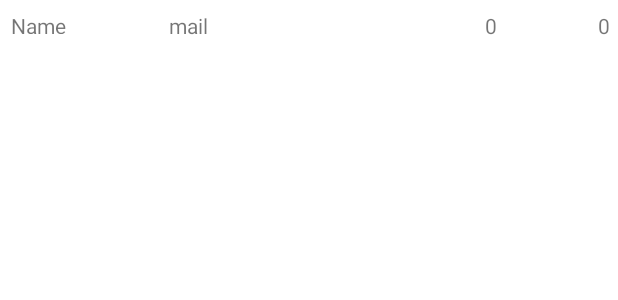
After one commit to annapanfil/android, an Android app: the layout item_user.xml on its own in the app's theme, with its tools: preview values and no code run, on a phone screen of 412 x 824 dp. The commit adds this screen. Shown: the top 300 px of the screen. Run offline under Robolectric (Android 15) with nearby library versions, the phone set to English and light mode, and no system bars; network calls fail.

Commit message:
Add user details view

```diff
--- a/todo_api/app/src/main/AndroidManifest.xml
+++ b/todo_api/app/src/main/AndroidManifest.xml
@@ -13,6 +13,9 @@
         android:supportsRtl="true"
         android:theme="@style/Theme.Todo_api">
         <activity
+            android:name=".TaskListActivity"
+            android:exported="false" />
+        <activity
             android:name=".MainActivity"
             android:exported="true">
             <intent-filter>
--- a/todo_api/app/src/main/java/com/example/todo_api/User.kt
+++ b/todo_api/app/src/main/java/com/example/todo_api/Classes.kt
@@ -1,10 +1,12 @@
 package com.example.todo_api
 
 class User (
-    var id: Int = -1,
+    var id: Int = -2,
     var name: String = "",
     var email: String = "",
-): Any()
+    var taskCtr: Int = 0,
+    var postCtr: Int = 0,
+)
 
 class Todo(
     var id: Int = -1,
--- /dev/null
+++ b/todo_api/app/src/main/res/layout/item_user.xml
@@ -0,0 +1,63 @@
+<?xml version="1.0" encoding="utf-8"?>
+<androidx.constraintlayout.widget.ConstraintLayout xmlns:android="http://schemas.android.com/apk/res/android"
+    android:layout_width="match_parent"
+    android:layout_height="30dp"
+    xmlns:app="http://schemas.android.com/apk/res-auto"
+    xmlns:tools="http://schemas.android.com/tools">
+
+    <LinearLayout
+        android:layout_width="match_parent"
+        android:layout_height="match_parent"
+        android:padding="5dp"
+        android:orientation="horizontal">
+
+        <TextView
+            android:id="@+id/tv_name"
+            android:layout_width="wrap_content"
+            android:layout_height="wrap_content"
+            android:padding="2dp"
+            android:layout_weight="2"
+            android:text="Name" />
+
+        <Space
+            android:layout_width="20dp"
+            android:layout_height="wrap_content"
+            />
+
+        <TextView
+            android:id="@+id/tv_email"
+            android:layout_width="wrap_content"
+            android:layout_height="wrap_content"
+            android:layout_weight="2"
+            android:text="mail" />
+
+        <Space
+            android:layout_width="20dp"
+            android:layout_height="wrap_content"
+            android:layout_weight="3"
+            />
+
+        <TextView
+            android:id="@+id/tv_todos"
+            android:layout_width="wrap_content"
+            android:layout_height="wrap_content"
+            android:text="0"
+            android:layout_weight="2"
+            android:gravity="end"
+            />
+
+        <Space
+            android:layout_width="20dp"
+            android:layout_height="wrap_content"
+            />
+
+        <TextView
+            android:id="@+id/tv_posts"
+            android:layout_width="wrap_content"
+            android:layout_height="wrap_content"
+            android:text="0"
+            android:layout_weight="2"
+            android:gravity="end"
+            />
+    </LinearLayout>
+</androidx.constraintlayout.widget.ConstraintLayout>
```
Also changed, not shown: todo_api/app/src/main/java/com/example/todo_api/DBHelper.kt (+61 -64 lines), todo_api/app/src/main/java/com/example/todo_api/MainActivity.kt (+56 -37 lines), todo_api/app/src/main/java/com/example/todo_api/TaskListActivity.kt (added, +71 -0 lines), todo_api/app/src/main/java/com/example/todo_api/TodoAdapter.kt (added, +42 -0 lines), todo_api/app/src/main/java/com/example/todo_api/UserAdapter.kt (added, +52 -0 lines), todo_api/app/src/main/res/layout/activity_main.xml (+79 -8 lines), todo_api/app/src/main/res/layout/activity_task_list.xml (added, +66 -0 lines), todo_api/app/src/main/java/com/example/todo_api/readFromJSON.kt (renamed from todo_api/app/src/main/java/com/example/todo_api/readTodosFromJSON.kt).
